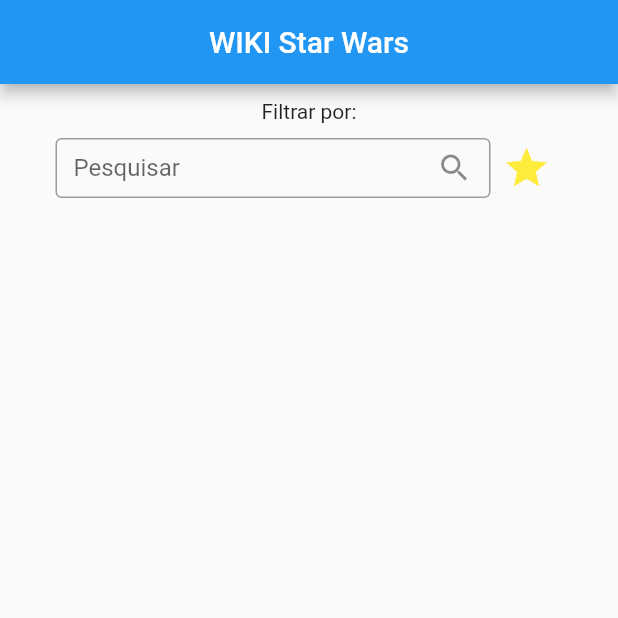
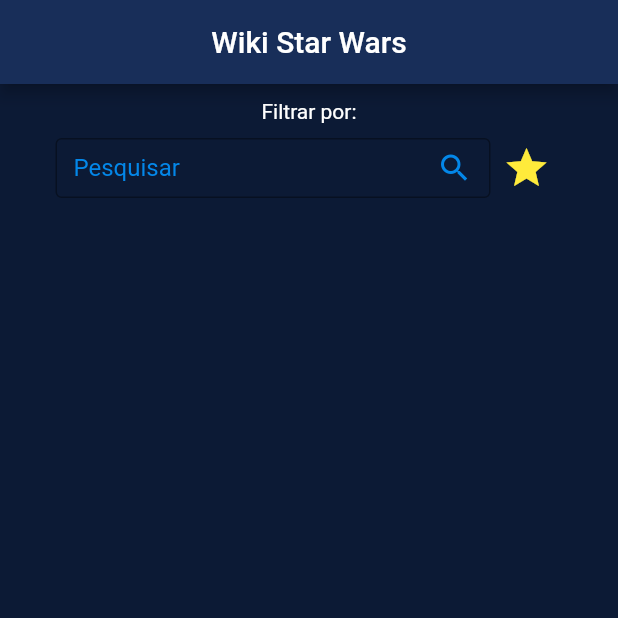
Before and after one commit to PopcodeMobile/desafio-android, a Flutter app: the screen it shows after launch, on a phone screen of 412 x 824 dp, the top half of it. Run offline on Flutter 3.47's test engine with Material 2 defaults, Android fonts, the phone set to English and light mode, and no system bars.

Commit message:
[EDIT] Stylized Search Filters

```diff
--- a/wiki_starwars/lib/view/home.dart
+++ b/wiki_starwars/lib/view/home.dart
@@ -18,14 +18,17 @@ class _HomeState extends State<Home> {
     return Scaffold(
       appBar: AppBar(
         centerTitle: true,
-        title: Text('WIKI Star Wars'),
+        title: Text('Wiki Star Wars'),
+        backgroundColor: Color(0xFF182E59),
       ),
       body: Container(
+        color: Color(0xFF0C1A35),
         padding: EdgeInsets.all(10),
         child: Column(
           children: <Widget>[
-            Text('Filtrar por:'),
+            Text('Filtrar por:', style: TextStyle(color: Colors.white),),
             SizedBox(height: 6,),
+
             Row(
               crossAxisAlignment: CrossAxisAlignment.center,
               mainAxisAlignment: MainAxisAlignment.center,
@@ -35,24 +38,35 @@ class _HomeState extends State<Home> {
                   height: 40,
                   child: TextField(
                       decoration: InputDecoration(
-                          hintStyle: TextStyle(fontSize: 12),
+                          hintStyle: TextStyle(fontSize: 12, color: Colors.white),
+                          labelStyle: TextStyle(color: Color(0xFF0387E9)),
                           border: OutlineInputBorder(),
                           suffixIcon: IconButton(
                             onPressed: (){},
+                            tooltip: 'Pesquisar',
                             icon: Icon(Icons.search),
+                            color: Color(0xFF0387E9),
                           ),
                           labelText: 'Pesquisar',
-                          hintText: 'Nome, planeta, especie')),
+                          hintText: 'Nome, planeta ou especie'
+                      )
+                  ),
                 ),
+
                 SizedBox(
                   child: IconButton(
                     tooltip: 'Favoritos',
                     onPressed: (){},
                     icon: Icon(Icons.star, color: Colors.yellow, size: 32,),
+                    hoverColor: Colors.yellowAccent,
+                    splashColor: Colors.yellowAccent,
                   ),
                 )
               ],
-            )
+            ),
+
+
+
           ],
         ),
       ),
--- a/wiki_starwars/pubspec.yaml
+++ b/wiki_starwars/pubspec.yaml
@@ -19,7 +19,7 @@ environment:
 dependencies:
   flutter:
     sdk: flutter
-  dio:
+  http:
   mobx:
   sqflite:
   flutter_mobx:
```
Also changed, not shown: wiki_starwars/pubspec.lock.
